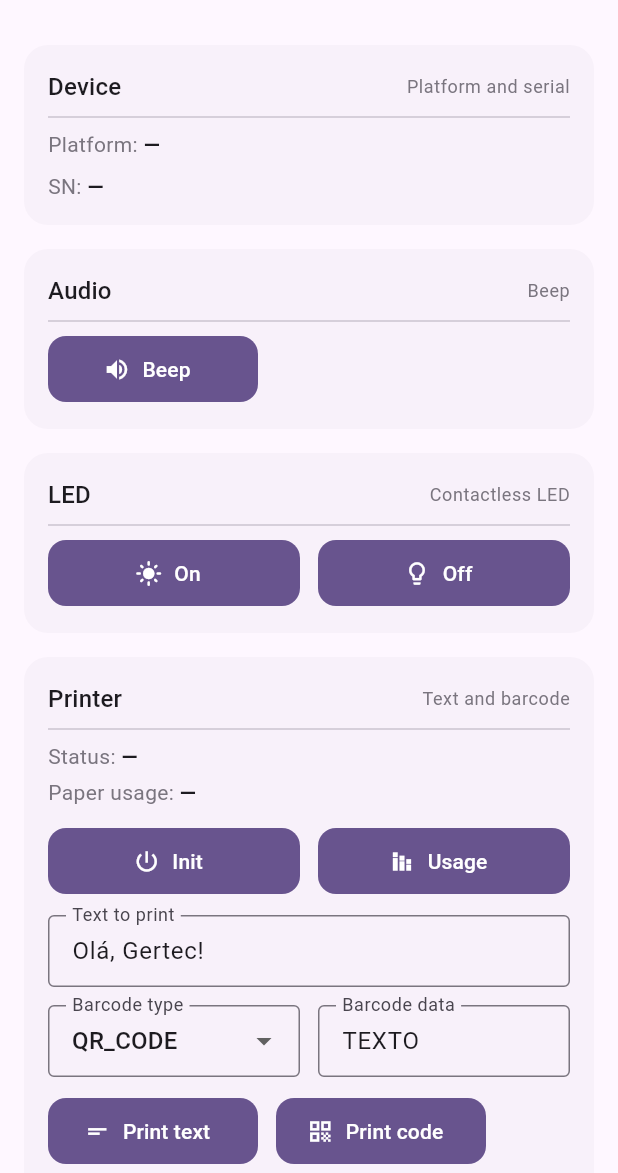
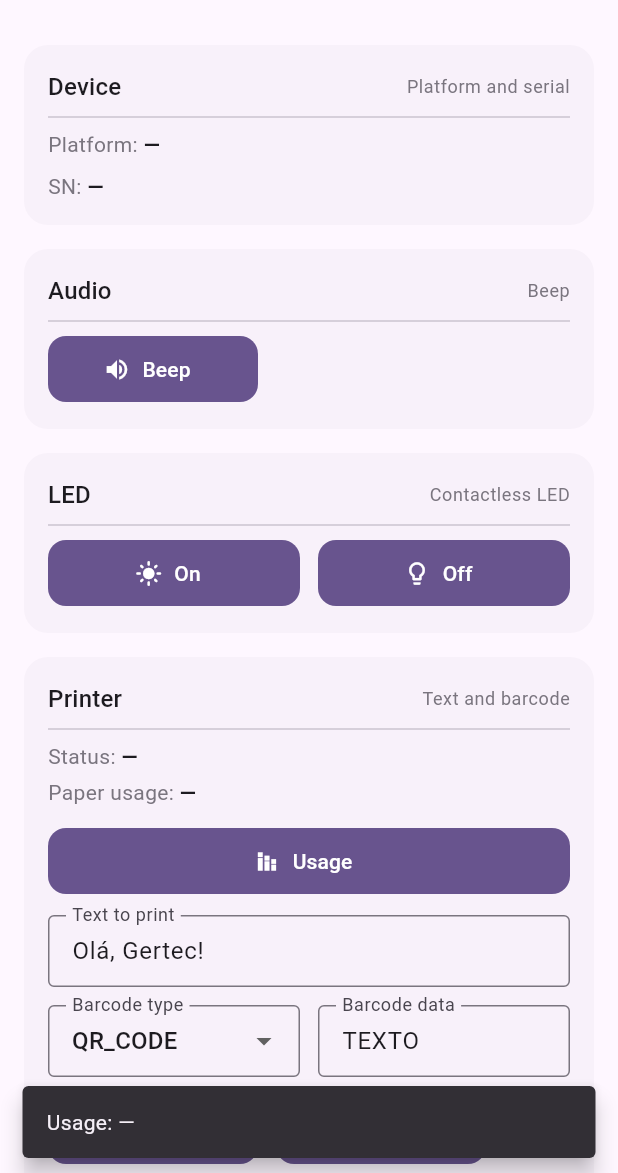
Before and after one commit to iaggocapitanio1/gertec_plus, a Flutter app: the screen it shows after launch, after a tap on "Usage", on a phone screen of 412 x 824 dp, the part 63-1236 px from its top. Run offline on Flutter 3.47's test engine with Material 3 defaults, Android fonts, the phone set to English and light mode, and no system bars; our stand-ins replace plugin_platform_interface.

Commit message:
adidng printer of image

```diff
--- a/example/lib/home.dart
+++ b/example/lib/home.dart
@@ -11,6 +11,10 @@ class HomePage extends StatefulWidget {
 
 class _HomePageState extends State<HomePage> {
   final api = GertecPlus();
+
+  // assets to preview/print
+  static const imgA = 'assets/a.jpg';
+  static const imgB = 'assets/b.jpg';
 
   bool _busy = false;
   String _platform = '—';
@@ -27,7 +31,6 @@ class _HomePageState extends State<HomePage> {
     super.initState();
     _textCtrl = TextEditingController(text: 'Olá, Gertec!');
     _barcodeCtrl = TextEditingController(text: 'TEXTO');
-    _loadInfo();
   }
 
   @override
@@ -160,20 +163,7 @@ class _HomePageState extends State<HomePage> {
                   const SizedBox(height: 12),
                   Row(
                     children: [
-                      Expanded(
-                        child: _Btn(
-                          icon: Icons.power_settings_new,
-                          label: 'Init',
-                          onTap: _busy
-                              ? null
-                              : () async {
-                            await _wrap(api.prnInit, ok: 'Init ok');
-                            final st = await _wrap(() => api.prnStatus());
-                            setState(() => _printerStatus = st ?? _printerStatus);
-                          },
-                        ),
-                      ),
-                      const SizedBox(width: 12),
+
                       Expanded(
                         child: _Btn(
                           icon: Icons.stacked_bar_chart,
@@ -181,7 +171,7 @@ class _HomePageState extends State<HomePage> {
                           onTap: _busy
                               ? null
                               : () async {
-                            final u = await _wrap(api.prnPaperUsage() as Future Function());
+                            final u = await _wrap(() => api.prnPaperUsage());
                             if (u != null) setState(() => _paperUsage = u);
                             _toast('Usage: ${u ?? '—'}');
                           },
@@ -235,14 +225,76 @@ class _HomePageState extends State<HomePage> {
                     spacing: 12,
                     runSpacing: 12,
                     children: [
-                      _Btn(icon: Icons.short_text, label: 'Print text',
-                          onTap: _busy ? null : () => _wrap(() => api.prnText(_textCtrl.text), ok: 'Text ok')),
-                      _Btn(icon: Icons.qr_code, label: 'Print code',
-                          onTap: _busy ? null : () => _wrap(() => api.prnBarcode(_barcodeType, _barcodeCtrl.text), ok: 'Code ok')),
-                      _Btn(icon: Icons.forward_to_inbox, label: 'Output',
-                          onTap: _busy ? null : () => _wrap(api.prnOutput, ok: 'Output ok')),
-                      _Btn(icon: Icons.image, label: 'Image',
-                          onTap: _busy ? null : () => _wrap(api.prnImage, ok: 'Image ok')),
+                      _Btn(
+                        icon: Icons.short_text,
+                        label: 'Print text',
+                        onTap: _busy
+                            ? null
+                            : () => _wrap(() => api.prnText(_textCtrl.text), ok: 'Text ok'),
+                      ),
+                      _Btn(
+                        icon: Icons.qr_code,
+                        label: 'Print code',
+                        onTap: _busy
+                            ? null
+                            : () => _wrap(
+                              () => api.prnBarcode(_barcodeType, _barcodeCtrl.text),
+                          ok: 'Code ok',
+                        ),
+                      ),
+                      _Btn(
+                        icon: Icons.forward_to_inbox,
+                        label: 'Output',
+                        onTap: _busy ? null : () => _wrap(api.prnOutput, ok: 'Output ok'),
+                      ),
+                    ],
+                  ),
+                ],
+              ),
+            ),
+
+            // New image preview + print
+            _Section(
+              title: 'Images',
+              subtitle: 'Preview and print assets',
+              child: Column(
+                crossAxisAlignment: CrossAxisAlignment.stretch,
+                children: [
+                  Row(
+                    children: [
+                      Expanded(child: Image.asset(imgA, height: 80, fit: BoxFit.contain)),
+                      const SizedBox(width: 12),
+                      Expanded(child: Image.asset(imgB, height: 80, fit: BoxFit.contain)),
+                    ],
+                  ),
+                  const SizedBox(height: 12),
+                  Row(
+                    children: [
+                      Expanded(
+                        child: _Btn(
+                          icon: Icons.print,
+                          label: 'Print A',
+                          onTap: _busy
+                              ? null
+                              : () => _wrap(
+                                () => api.prnImageAsset(imgA, maxWidth: 384, align: 'CENTER'),
+                            ok: 'Image A ok',
+                          ),
+                        ),
+                      ),
+                      const SizedBox(width: 12),
+                      Expanded(
+                        child: _Btn(
+                          icon: Icons.print,
+                          label: 'Print B',
+                          onTap: _busy
+                              ? null
+                              : () => _wrap(
+                                () => api.prnImageAsset(imgB, maxWidth: 384, align: 'CENTER'),
+                            ok: 'Image B ok',
+                          ),
+                        ),
+                      ),
                     ],
                   ),
                 ],
--- a/example/pubspec.yaml
+++ b/example/pubspec.yaml
@@ -54,9 +54,9 @@ flutter:
   uses-material-design: true
 
   # To add assets to your application, add an assets section, like this:
-  # assets:
-  #   - images/a_dot_burr.jpeg
-  #   - images/a_dot_ham.jpeg
+  assets:
+  - assets/a.jpg
+  - assets/b.jpg
 
   # An image asset can refer to one or more resolution-specific "variants", see
   # https://flutter.dev/to/resolution-aware-images
--- a/pubspec.yaml
+++ b/pubspec.yaml
@@ -1,6 +1,6 @@
 name: gertec_plus
 description: "Plugin for Gertec Plus devices, providing access to device features and functionalities."
-version: 0.0.2
+version: 0.1.0
 homepage:
 
 environment:
@@ -39,9 +39,7 @@ flutter:
         pluginClass: GertecPlusPlugin
 
   # To add assets to your plugin package, add an assets section, like this:
-  # assets:
-  #   - images/a_dot_burr.jpeg
-  #   - images/a_dot_ham.jpeg
+
   #
   # For details regarding assets in packages, see
   # https://flutter.dev/to/asset-from-package
```
Also changed, not shown: lib/gertec_plus.dart (+14 -2 lines), lib/gertec_plus_method_channel.dart (+53 -3 lines), lib/gertec_plus_platform_interface.dart (+11 -2 lines), example/assets/a.jpg (added), example/assets/b.jpg (added), example/pubspec.lock, 9 other files.
